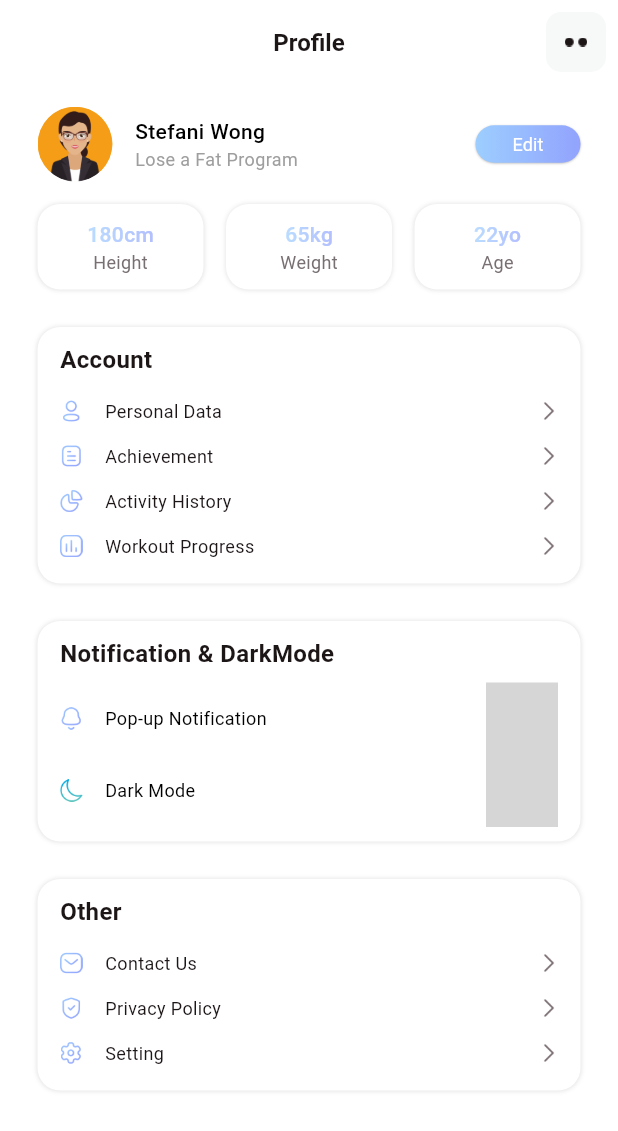
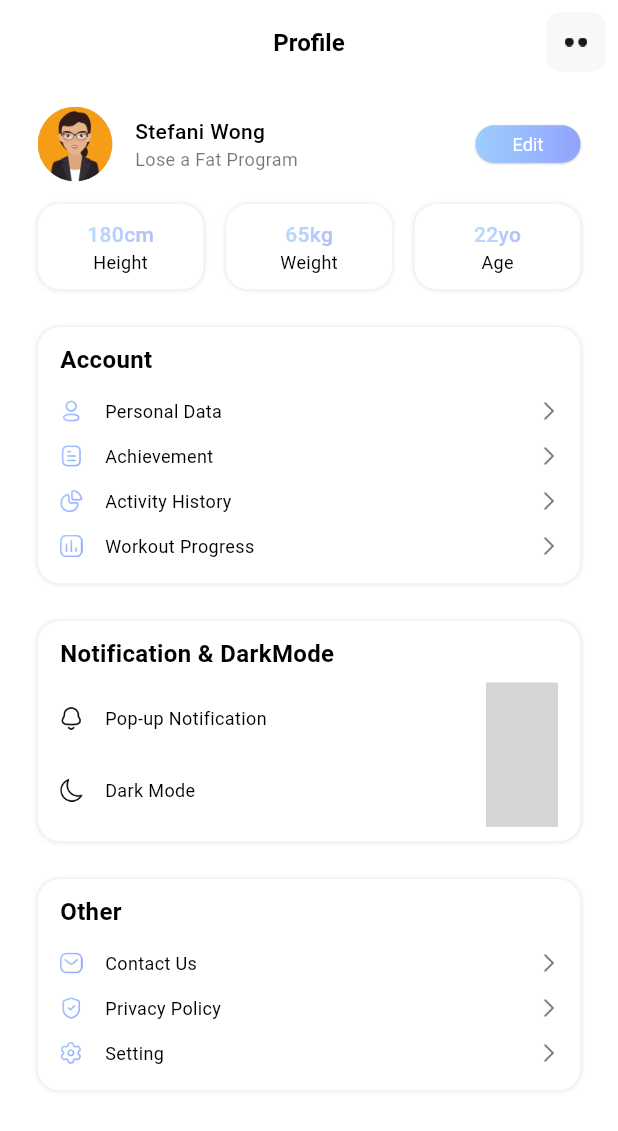
Before and after one commit to Vuonggba1403/smart_fitness_assistant, a Flutter app: the _ProfileBody screen opened directly, on a phone screen of 412 x 824 dp. Shown: the top 1131 px of the screen. Run offline on Flutter 3.47's test engine with Material 3 defaults, Android fonts, the phone set to English and light mode, and no system bars; our stand-ins replace animated_toggle_switch, bloc, carousel_slider, delightful_toast, fl_chart, flutter_bloc and 4 more; missing offline and left inert: dotted_dashed_line, simple_animation_progress_bar; accounts and stored records are empty; key blocks and very long unbroken strings in the code were emptied for the run; grey boxes are pictures that could not be loaded.

Commit message:
fix darkmode ui profile

```diff
--- a/lib/core/functions/appbar_cus.dart
+++ b/lib/core/functions/appbar_cus.dart
@@ -15,8 +15,11 @@ class CustomAppBar extends StatelessWidget implements PreferredSizeWidget {
 
   @override
   Widget build(BuildContext context) {
+    final theme = Theme.of(context); // 🌙 Lấy theme động
+    final textColor = theme.textTheme.bodyMedium?.color; // Màu text chính
+    final cardColor = theme.cardColor; // Màu nền cho các card
     return AppBar(
-      backgroundColor: TColor.white,
+      backgroundColor: cardColor,
       centerTitle: true,
       elevation: 0,
       leading: showBackButton
@@ -30,7 +33,7 @@ class CustomAppBar extends StatelessWidget implements PreferredSizeWidget {
                 width: 40,
                 alignment: Alignment.center,
                 decoration: BoxDecoration(
-                  color: TColor.lightGray,
+                  color: textColor,
                   borderRadius: BorderRadius.circular(10),
                 ),
                 child: Image.asset(
@@ -44,11 +47,7 @@ class CustomAppBar extends StatelessWidget implements PreferredSizeWidget {
           : const SizedBox(), // 🔹 Không hiển thị nếu false
       title: Text(
         title,
-        style: TextStyle(
-          color: TColor.black,
-          fontSize: 16,
-          fontWeight: FontWeight.w700,
-        ),
+        style: TextStyle(fontSize: 16, fontWeight: FontWeight.w700),
       ),
       actions: [
         InkWell(
--- a/lib/views/profile/ui/profile_view.dart
+++ b/lib/views/profile/ui/profile_view.dart
@@ -1,13 +1,12 @@
 import 'package:flutter/material.dart';
 import 'package:flutter_bloc/flutter_bloc.dart';
 import 'package:smart_fitness_assistant/core/functions/appbar_cus.dart';
-import 'package:smart_fitness_assistant/core/functions/colo_extension.dart';
 import 'package:smart_fitness_assistant/core/theme/logic/cubit/theme_cubit.dart';
 import 'package:smart_fitness_assistant/core/widgets/custom_toggle_switch.dart';
 import 'package:smart_fitness_assistant/core/widgets/round_button.dart';
 import 'package:smart_fitness_assistant/views/profile/logic/cubit/profile_cubit.dart';
-import '../../../core/widgets/setting_row.dart';
-import '../../../core/widgets/title_subtitle_cell.dart';
+import 'widgets/setting_row.dart';
+import 'widgets/title_subtitle_cell.dart';
 
 class ProfileView extends StatefulWidget {
   const ProfileView({super.key});
@@ -57,10 +56,11 @@ class _ProfileBody extends StatelessWidget {
       {"image": "assets/img/p_privacy.png", "name": "Privacy Policy"},
       {"image": "assets/img/p_setting.png", "name": "Setting"},
     ];
+    final theme = Theme.of(context); // 🌙 Lấy theme động
 
     return Scaffold(
       appBar: CustomAppBar(title: "Profile", showBackButton: false),
-      backgroundColor: TColor.white,
+      backgroundColor: theme.scaffoldBackgroundColor,
       body: SingleChildScrollView(
         padding: const EdgeInsets.symmetric(vertical: 15, horizontal: 25),
         child: Column(
@@ -79,20 +79,24 @@ class _ProfileBody extends StatelessWidget {
                   ),
                 ),
                 const SizedBox(width: 15),
-                const Expanded(
+                Expanded(
                   child: Column(
                     crossAxisAlignment: CrossAxisAlignment.start,
                     children: [
                       Text(
                         "Stefani Wong",
                         style: TextStyle(
+                          color: theme.textTheme.bodyMedium?.color,
                           fontWeight: FontWeight.w500,
                           fontSize: 14,
                         ),
                       ),
                       Text(
                         "Lose a Fat Program",
-                        style: TextStyle(fontSize: 12, color: Colors.grey),
+                        style: TextStyle(
+                          fontSize: 12,
+                          color: theme.textTheme.bodySmall?.color,
+                        ),
                       ),
                     ],
                   ),
@@ -133,7 +137,7 @@ class _ProfileBody extends StatelessWidget {
             const SizedBox(height: 25),
 
             /// Account section
-            _buildSection("Account", accountArr),
+            _buildSection(context, "Account", accountArr),
 
             const SizedBox(height: 25),
 
@@ -155,18 +159,21 @@ class _ProfileBody extends StatelessWidget {
             const SizedBox(height: 25),
 
             /// Other section
-            _buildSection("Other", otherArr),
+            _buildSection(context, "Other", otherArr),
           ],
         ),
       ),
     );
   }
 
-  Widget _buildSection(String title, List<Map> items) {
+  Widget _buildSection(BuildContext context, String title, List<Map> items) {
+    final theme = Theme.of(context);
+    final textColor = theme.textTheme.bodyMedium?.color;
+    final cardColor = theme.cardColor;
     return Container(
       padding: const EdgeInsets.symmetric(vertical: 10, horizontal: 15),
       decoration: BoxDecoration(
-        color: TColor.white,
+        color: cardColor,
         borderRadius: BorderRadius.circular(15),
         boxShadow: const [BoxShadow(color: Colors.black12, blurRadius: 2)],
       ),
@@ -176,7 +183,7 @@ class _ProfileBody extends StatelessWidget {
           Text(
             title,
             style: TextStyle(
-              color: TColor.black,
+              color: textColor,
               fontSize: 16,
               fontWeight: FontWeight.w700,
             ),
@@ -207,11 +214,14 @@ class _ProfileBody extends StatelessWidget {
   ) {
     final profileCubit = context.read<ProfileCubit>();
     final themeCubit = context.read<ThemeCubit>();
+    final theme = Theme.of(context);
+    final cardColor = theme.cardColor;
+    final textColor = theme.textTheme.bodyMedium?.color;
 
     return Container(
       padding: const EdgeInsets.symmetric(vertical: 10, horizontal: 15),
       decoration: BoxDecoration(
-        color: TColor.white,
+        color: cardColor,
         borderRadius: BorderRadius.circular(15),
         boxShadow: const [BoxShadow(color: Colors.black12, blurRadius: 2)],
       ),
@@ -221,26 +231,25 @@ class _ProfileBody extends StatelessWidget {
           Text(
             "Notification & DarkMode",
             style: TextStyle(
-              color: TColor.black,
+              color: textColor,
               fontSize: 16,
               fontWeight: FontWeight.w700,
             ),
           ),
           const SizedBox(height: 8),
-
-          // 🔔 Notification toggle giữ nguyên
           Row(
             children: [
               Image.asset(
                 "assets/img/p_notification.png",
                 height: 15,
                 width: 15,
+                color: textColor,
               ),
               const SizedBox(width: 15),
-              const Expanded(
+              Expanded(
                 child: Text(
                   "Pop-up Notification",
-                  style: TextStyle(fontSize: 12),
+                  style: TextStyle(fontSize: 12, color: textColor),
                 ),
               ),
               CustomToggleSwitch(
@@ -249,21 +258,24 @@ class _ProfileBody extends StatelessWidget {
               ),
             ],
           ),
-
-          // 🌙 Dark mode toggle
           Row(
             children: [
-              Image.asset("assets/img/darkmode.png", height: 15, width: 15),
+              Image.asset(
+                "assets/img/darkmode.png",
+                height: 15,
+                width: 15,
+                color: textColor,
+              ),
               const SizedBox(width: 15),
-              const Expanded(
-                child: Text("Dark Mode", style: TextStyle(fontSize: 12)),
+              Expanded(
+                child: Text(
+                  "Dark Mode",
+                  style: TextStyle(fontSize: 12, color: textColor),
+                ),
               ),
               CustomToggleSwitch(
                 value: isDarkMode,
-                onChanged: (value) {
-                  // ✅ Chỉ ThemeCubit điều khiển dark mode toàn app
-                  themeCubit.toggleTheme(value);
-                },
+                onChanged: themeCubit.toggleTheme,
               ),
             ],
           ),
--- a/lib/core/widgets/setting_row.dart
+++ b/lib/views/profile/ui/widgets/setting_row.dart
@@ -1,5 +1,4 @@
 import 'package:flutter/material.dart';
-import '../functions/colo_extension.dart';
 
 class SettingRow extends StatelessWidget {
   final String icon;
@@ -14,6 +13,8 @@ class SettingRow extends StatelessWidget {
 
   @override
   Widget build(BuildContext context) {
+    final theme = Theme.of(context); // 🌙 Lấy theme động
+    final textColor = theme.textTheme.bodyMedium?.color; // Màu text chính
     return InkWell(
       onTap: onPressed,
       child: SizedBox(
@@ -26,7 +27,7 @@ class SettingRow extends StatelessWidget {
             Expanded(
               child: Text(
                 title,
-                style: TextStyle(color: TColor.black, fontSize: 12),
+                style: TextStyle(color: textColor, fontSize: 12),
               ),
             ),
             Image.asset(
--- a/lib/core/widgets/title_subtitle_cell.dart
+++ b/lib/views/profile/ui/widgets/title_subtitle_cell.dart
@@ -1,5 +1,5 @@
 import 'package:flutter/material.dart';
-import '../functions/colo_extension.dart';
+import '../../../../core/functions/colo_extension.dart';
 
 class TitleSubtitleCell extends StatelessWidget {
   final String title;
@@ -12,10 +12,12 @@ class TitleSubtitleCell extends StatelessWidget {
 
   @override
   Widget build(BuildContext context) {
+    final theme = Theme.of(context); // 🌙 Lấy theme động
+    final cardColor = theme.cardColor; // Màu nền cho các card
     return Container(
       padding: const EdgeInsets.symmetric(vertical: 10, horizontal: 8),
       decoration: BoxDecoration(
-        color: TColor.white,
+        color: cardColor,
         borderRadius: BorderRadius.circular(15),
         boxShadow: const [BoxShadow(color: Colors.black12, blurRadius: 2)],
       ),
@@ -39,7 +41,7 @@ class TitleSubtitleCell extends StatelessWidget {
               ),
             ),
           ),
-          Text(subtitle, style: TextStyle(color: TColor.gray, fontSize: 12)),
+          Text(subtitle, style: TextStyle(fontSize: 12)),
         ],
       ),
     );
```
